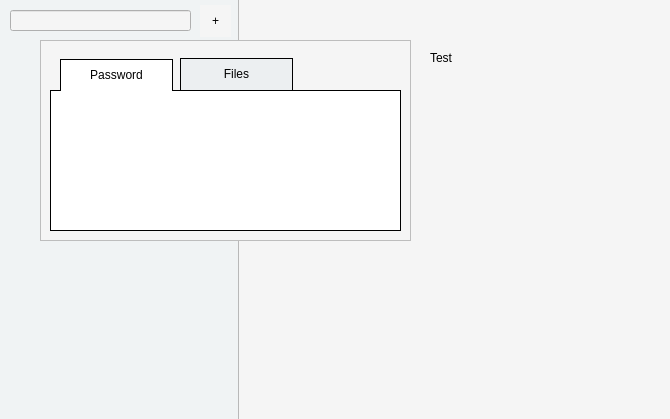
This is mainwindow.ui in jwdeitch/simplesafe as Qt 5 draws it before an edit. The edited form follows.
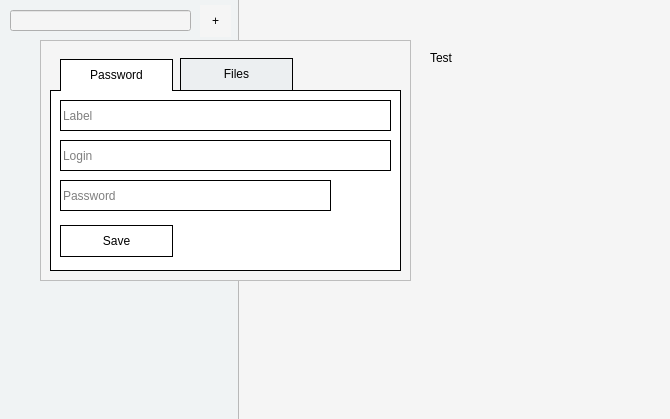
This is the edited form. Icons and pictures are not drawn.

What changed in the file:
```diff
--- a/mainwindow.ui
+++ b/mainwindow.ui
@@ -69,7 +69,7 @@
      <x>40</x>
      <y>40</y>
      <width>371</width>
-     <height>201</height>
+     <height>241</height>
     </rect>
    </property>
    <property name="styleSheet">
@@ -137,7 +137,7 @@
       <x>10</x>
       <y>50</y>
       <width>351</width>
-      <height>141</height>
+      <height>181</height>
      </rect>
     </property>
     <property name="autoFillBackground">
@@ -154,6 +154,113 @@
     <property name="frameShadow">
      <enum>QFrame::Raised</enum>
     </property>
+    <widget class="QLineEdit" name="lineEdit_2">
+     <property name="geometry">
+      <rect>
+       <x>10</x>
+       <y>10</y>
+       <width>331</width>
+       <height>31</height>
+      </rect>
+     </property>
+     <property name="placeholderText">
+      <string>Label</string>
+     </property>
+    </widget>
+    <widget class="QLineEdit" name="lineEdit_3">
+     <property name="geometry">
+      <rect>
+       <x>10</x>
+       <y>50</y>
+       <width>331</width>
+       <height>31</height>
+      </rect>
+     </property>
+     <property name="placeholderText">
+      <string>Login</string>
+     </property>
+    </widget>
+    <widget class="QLineEdit" name="lineEdit_4">
+     <property name="geometry">
+      <rect>
+       <x>10</x>
+       <y>90</y>
+       <width>271</width>
+       <height>31</height>
+      </rect>
+     </property>
+     <property name="placeholderText">
+      <string>Password</string>
+     </property>
+    </widget>
+    <widget class="QPushButton" name="pushButton">
+     <property name="geometry">
+      <rect>
+       <x>10</x>
+       <y>135</y>
+       <width>113</width>
+       <height>32</height>
+      </rect>
+     </property>
+     <property name="text">
+      <string>Save</string>
+     </property>
+     <property name="flat">
+      <bool>false</bool>
+     </property>
+    </widget>
+    <widget class="QPushButton" name="pushButton_2">
+     <property name="geometry">
+      <rect>
+       <x>290</x>
+       <y>98</y>
+       <width>21</width>
+       <height>16</height>
+      </rect>
+     </property>
+     <property name="styleSheet">
+      <string notr="true">border:none;</string>
+     </property>
+     <property name="text">
+      <string/>
+     </property>
+     <property name="icon">
+      <iconset>
+       <normaloff>../../Downloads/1492392817_view-01.png</normaloff>../../Downloads/1492392817_view-01.png</iconset>
+     </property>
+     <property name="iconSize">
+      <size>
+       <width>20</width>
+       <height>20</height>
+      </size>
+     </property>
+    </widget>
+    <widget class="QPushButton" name="pushButton_3">
+     <property name="geometry">
+      <rect>
+       <x>320</x>
+       <y>96</y>
+       <width>21</width>
+       <height>21</height>
+      </rect>
+     </property>
+     <property name="styleSheet">
+      <string notr="true">border:none</string>
+     </property>
+     <property name="text">
+      <string/>
+     </property>
+     <property name="icon">
+      <iconset>
+       <normaloff>../../Downloads/1492392968_random-chart-node-path.png</normaloff>../../Downloads/1492392968_random-chart-node-path.png</iconset>
+     </property>
+     <property name="iconSize">
+      <size>
+       <width>20</width>
+       <height>20</height>
+      </size>
+     </property>
+    </widget>
    </widget>
    <zorder>frame</zorder>
    <zorder>passwordSelectBtn</zorder>
```
